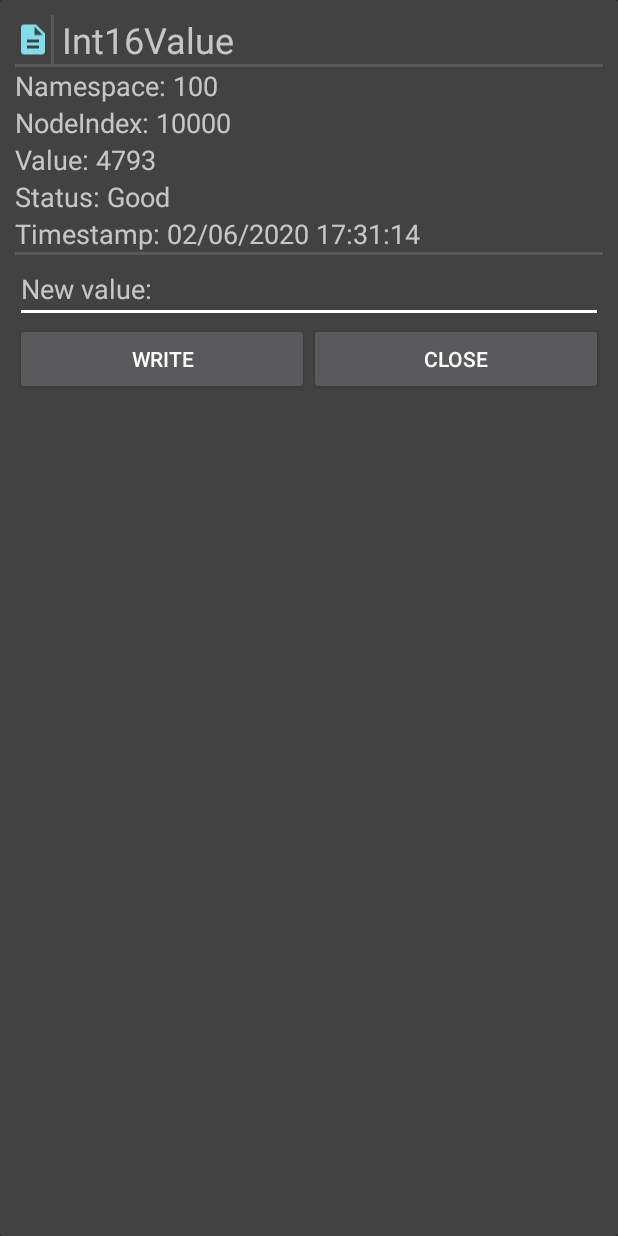
After one commit to ChristianCavallo/OpcUA-Client, an Android app: the layout dialog_write.xml on its own in the app's theme, with its tools: preview values and no code run, on a phone screen of 412 x 824 dp. The commit adds this screen. Run offline under Robolectric (Android 15) with nearby library versions, the phone set to English and light mode, and no system bars.

Commit message:
Dialog Read and Write

```diff
--- /dev/null
+++ b/app/src/main/res/layout/dialog_write.xml
@@ -0,0 +1,138 @@
+<?xml version="1.0" encoding="utf-8"?>
+<LinearLayout xmlns:android="http://schemas.android.com/apk/res/android"
+xmlns:app="http://schemas.android.com/apk/res-auto"
+android:layout_width="match_parent"
+android:layout_height="match_parent"
+android:orientation="vertical">
+
+<androidx.cardview.widget.CardView
+    android:layout_width="match_parent"
+    android:layout_height="match_parent"
+    app:contentPadding="10dp">
+
+    <LinearLayout
+        android:layout_width="match_parent"
+        android:layout_height="match_parent"
+        android:orientation="vertical">
+
+        <LinearLayout
+            android:layout_width="match_parent"
+            android:layout_height="wrap_content"
+            android:orientation="horizontal">
+
+            <ImageView
+                android:id="@+id/imageView"
+                android:layout_width="wrap_content"
+                android:layout_height="match_parent"
+                app:srcCompat="@drawable/ic_description_24dp" />
+
+            <View
+                android:id="@+id/divider5"
+                android:layout_width="2dp"
+                android:layout_height="match_parent"
+                android:background="?android:attr/listDivider" />
+
+            <TextView
+                android:id="@+id/textView"
+                android:layout_width="wrap_content"
+                android:layout_height="wrap_content"
+                android:layout_marginLeft="5dp"
+                android:text="Int16Value"
+                android:textSize="24sp" />
+
+        </LinearLayout>
+
+        <LinearLayout
+            android:layout_width="match_parent"
+            android:layout_height="match_parent"
+            android:orientation="vertical">
+
+            <View
+                android:id="@+id/divider4"
+                android:layout_width="match_parent"
+                android:layout_height="2dp"
+                android:background="?android:attr/listDivider" />
+
+            <LinearLayout
+                android:layout_width="match_parent"
+                android:layout_height="wrap_content"
+                android:orientation="vertical">
+
+                <TextView
+                    android:id="@+id/textView7"
+                    android:layout_width="match_parent"
+                    android:layout_height="wrap_content"
+                    android:text="Namespace: 100"
+                    android:textSize="18sp" />
+
+                <TextView
+                    android:id="@+id/textView6"
+                    android:layout_width="match_parent"
+                    android:layout_height="wrap_content"
+                    android:text="NodeIndex: 10000"
+                    android:textSize="18sp" />
+
+                <TextView
+                    android:id="@+id/textView4"
+                    android:layout_width="match_parent"
+                    android:layout_height="wrap_content"
+                    android:text="Value: 4793"
+                    android:textSize="18sp" />
+
+                <TextView
+                    android:id="@+id/textView5"
+                    android:layout_width="match_parent"
+                    android:layout_height="wrap_content"
+                    android:text="Status: Good"
+                    android:textSize="18sp" />
+
+                <TextView
+                    android:id="@+id/textView3"
+                    android:layout_width="match_parent"
+                    android:layout_height="wrap_content"
+                    android:text="Timestamp: 02/06/2020 17:31:14"
+                    android:textSize="18sp" />
+
+                <View
+                    android:id="@+id/divider3"
+                    android:layout_width="match_parent"
+                    android:layout_height="2dp"
+                    android:background="?android:attr/listDivider" />
+
+                <EditText
+                    android:id="@+id/editTextTextPersonName"
+                    android:layout_width="match_parent"
+                    android:layout_height="wrap_content"
+                    android:ems="10"
+                    android:hint="New value:"
+                    android:inputType="textPersonName" />
+
+                <LinearLayout
+                    android:layout_width="match_parent"
+                    android:layout_height="match_parent"
+                    android:layout_weight="1"
+                    android:orientation="horizontal">
+
+                    <Button
+                        android:id="@+id/button"
+                        android:layout_width="wrap_content"
+                        android:layout_height="wrap_content"
+                        android:layout_weight="1"
+                        android:text="write" />
+
+                    <Button
+                        android:id="@+id/button2"
+                        android:layout_width="wrap_content"
+                        android:layout_height="wrap_content"
+                        android:layout_weight="1"
+                        android:text="Close" />
+                </LinearLayout>
+
+            </LinearLayout>
+
+        </LinearLayout>
+    </LinearLayout>
+
+</androidx.cardview.widget.CardView>
+
+</LinearLayout>
```
Also changed, not shown: app/src/main/java/com/ccdev/opcua_client/ui/browser/BrowserFragment.java (+46 -0 lines), app/src/main/res/layout/dialog_read.xml (added, +117 -0 lines).
